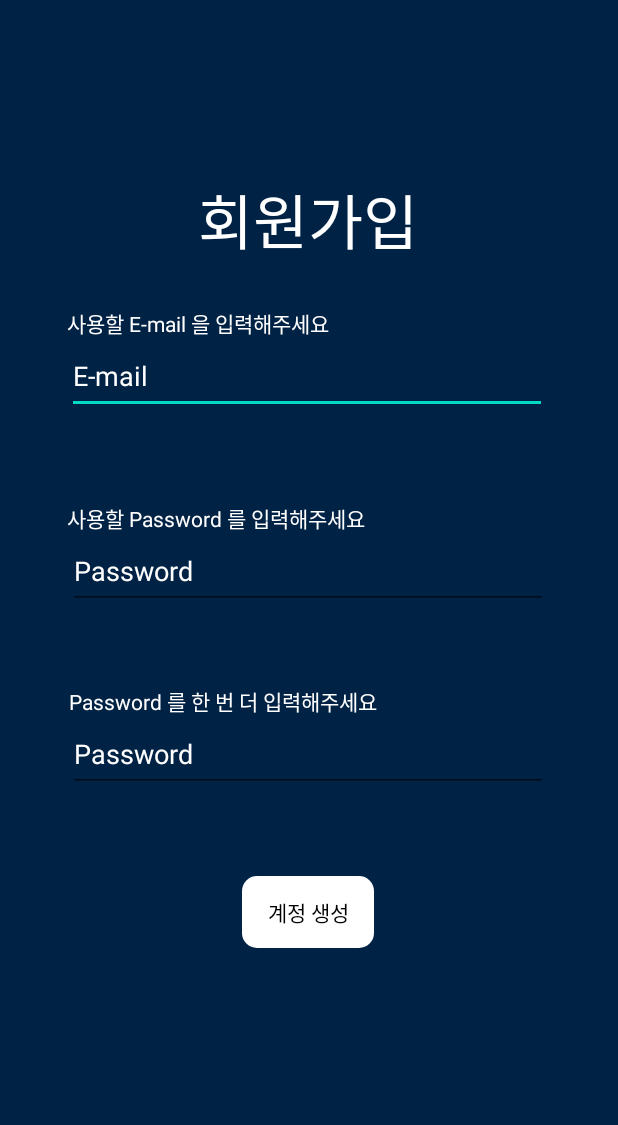
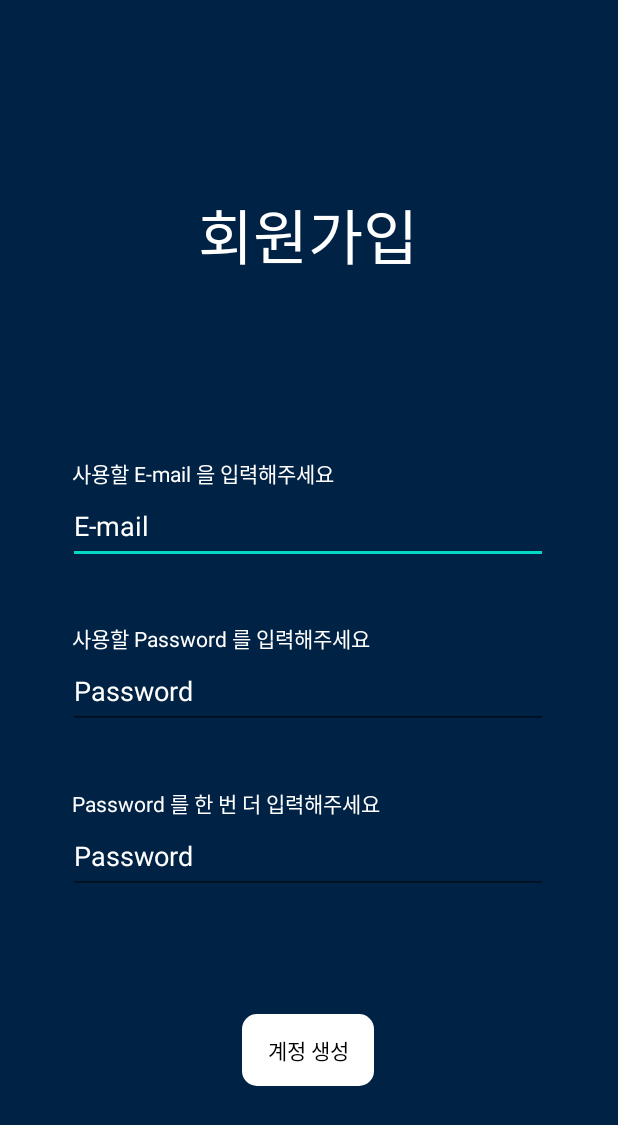
Before and after one commit to kimyeonhong00/dorazy, an Android app: the CreateAccountActivity screen opened directly, with no data from a screen before it, on a phone screen of 412 x 824 dp. Shown: the top 1125 px of the screen. Run offline under Robolectric (Android 15) with nearby library versions, the phone set to English and light mode, and no system bars; our stand-ins replace Firebase (no records; nobody signed in at launch, a user with empty details on screens opened directly).

Commit message:
2022_07_18_02

```diff
--- a/app/src/main/java/com/example/dorazy/LoginActivity.kt
+++ b/app/src/main/java/com/example/dorazy/LoginActivity.kt
@@ -2,7 +2,6 @@ package com.example.dorazy
 
 import android.content.Intent
 import android.os.Bundle
-import android.widget.TextView
 import android.widget.Toast
 import androidx.appcompat.app.AppCompatActivity
 import com.google.firebase.auth.FirebaseAuth
@@ -14,6 +13,7 @@ import com.google.firebase.auth.FirebaseUser
 class LoginActivity:AppCompatActivity() {
     private lateinit var binding: LoginBinding
     private var auth:FirebaseAuth? = null
+
 
     override fun onCreate(savedInstanceState: Bundle?) {
         super.onCreate(savedInstanceState)
--- a/app/src/main/res/layout/create_account.xml
+++ b/app/src/main/res/layout/create_account.xml
@@ -19,18 +19,18 @@
         app:layout_constraintHorizontal_bias="0.498"
         app:layout_constraintStart_toStartOf="parent"
         app:layout_constraintTop_toTopOf="parent"
-        app:layout_constraintVertical_bias="0.703" />
+        app:layout_constraintVertical_bias="0.476" />
 
     <com.google.android.material.textfield.TextInputEditText
         android:id="@+id/email"
         android:layout_width="320dp"
         android:layout_height="50dp"
-        android:layout_marginBottom="80dp"
+        android:layout_marginBottom="60dp"
         android:hint="E-mail"
         android:textColorHint="@color/white"
         app:layout_constraintBottom_toTopOf="@+id/psswrd"
         app:layout_constraintEnd_toEndOf="parent"
-        app:layout_constraintHorizontal_bias="0.483"
+        app:layout_constraintHorizontal_bias="0.494"
         app:layout_constraintStart_toStartOf="parent" />
 
     <TextView
@@ -41,7 +41,7 @@
         android:textColor="@color/white"
         app:layout_constraintBottom_toTopOf="@+id/email"
         app:layout_constraintEnd_toEndOf="parent"
-        app:layout_constraintHorizontal_bias="0.188"
+        app:layout_constraintHorizontal_bias="0.201"
         app:layout_constraintStart_toStartOf="parent" />
 
     <TextView
@@ -52,14 +52,14 @@
         android:textColor="@color/white"
         app:layout_constraintBottom_toTopOf="@+id/psswrd"
         app:layout_constraintEnd_toEndOf="parent"
-        app:layout_constraintHorizontal_bias="0.21"
+        app:layout_constraintHorizontal_bias="0.224"
         app:layout_constraintStart_toStartOf="parent" />
 
     <EditText
         android:id="@+id/psswrd"
         android:layout_width="320dp"
         android:layout_height="50dp"
-        android:layout_marginBottom="72dp"
+        android:layout_marginBottom="60dp"
         android:ems="10"
         android:hint="Password"
         android:inputType="textPassword"
@@ -77,14 +77,14 @@
         android:textColor="@color/white"
         app:layout_constraintBottom_toTopOf="@+id/doublecheck"
         app:layout_constraintEnd_toEndOf="parent"
-        app:layout_constraintHorizontal_bias="0.222"
+        app:layout_constraintHorizontal_bias="0.232"
         app:layout_constraintStart_toStartOf="parent" />
 
     <EditText
         android:id="@+id/doublecheck"
         android:layout_width="320dp"
         android:layout_height="50dp"
-        android:layout_marginBottom="56dp"
+        android:layout_marginBottom="80dp"
         android:ems="10"
         android:hint="Password"
         android:inputType="textPassword"
@@ -98,7 +98,7 @@
         android:id="@+id/signup_button"
         android:layout_width="wrap_content"
         android:layout_height="wrap_content"
-        android:layout_marginBottom="192dp"
+        android:layout_marginBottom="100dp"
         android:background="@drawable/login_button_drawable"
         android:enabled="false"
         android:text="계정 생성"
@@ -117,7 +117,7 @@
         android:textColor="#EE0000"
         android:visibility="invisible"
         app:layout_constraintEnd_toEndOf="parent"
-        app:layout_constraintHorizontal_bias="0.199"
+        app:layout_constraintHorizontal_bias="0.212"
         app:layout_constraintStart_toStartOf="parent"
         app:layout_constraintTop_toBottomOf="@+id/doublecheck" />
 
--- a/app/src/main/res/layout/login.xml
+++ b/app/src/main/res/layout/login.xml
@@ -95,12 +95,11 @@
         app:layout_constraintTop_toBottomOf="@+id/psswrdinput"
         tools:ignore="TouchTargetSizeCheck" />
 
-    <com.shobhitpuri.custombuttons.GoogleSignInButton
+    <com.google.android.gms.common.SignInButton
         android:id="@+id/google_button"
         android:layout_width="350dp"
         android:layout_height="60dp"
         android:layout_marginBottom="112dp"
-        android:text="Google 계정으로 로그인"
         app:layout_constraintBottom_toBottomOf="parent"
         app:layout_constraintEnd_toEndOf="parent"
         app:layout_constraintHorizontal_bias="0.491"
--- a/app/src/main/res/values-night/themes.xml
+++ b/app/src/main/res/values-night/themes.xml
@@ -11,7 +11,7 @@
         <item name="colorSecondaryVariant">@color/teal_200</item>
         <item name="colorOnSecondary">@color/black</item>
         <!-- Status bar color. -->
-        <item name="android:statusBarColor" tools:targetApi="l">?attr/colorPrimaryVariant</item>
+        <item name="android:statusBarColor" tools:targetApi="l">#000000</item>
         <!-- Customize your theme here. -->
     </style>
 </resources>
--- a/app/src/main/res/values/themes.xml
+++ b/app/src/main/res/values/themes.xml
@@ -11,7 +11,7 @@
         <item name="colorSecondaryVariant">@color/teal_700</item>
         <item name="colorOnSecondary">@color/black</item>
         <!-- Status bar color. -->
-        <item name="android:statusBarColor" tools:targetApi="l">#FFFFFF</item>
+        <item name="android:statusBarColor" tools:targetApi="l">#000000</item>
         <!-- Customize your theme here. -->
     </style>
 </resources>
```
Also changed, not shown: app/build.gradle (+6 -1 lines), app/src/main/res/drawable/StartPauseSel.xml (deleted, +0 -8 lines).
